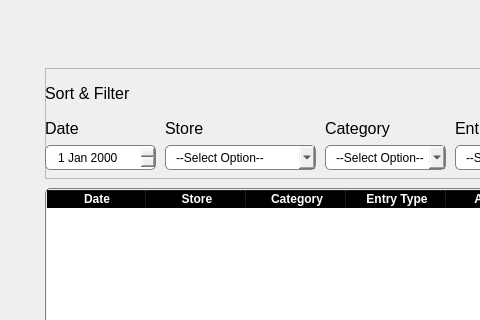
Before: the Qt Designer form welcomescreen.ui in j-bloom/BudgetBuddy, drawn with Qt 5; both pictures show x 205 to 685 and y 102 to 422 of the 1135 by 803 pixel window.
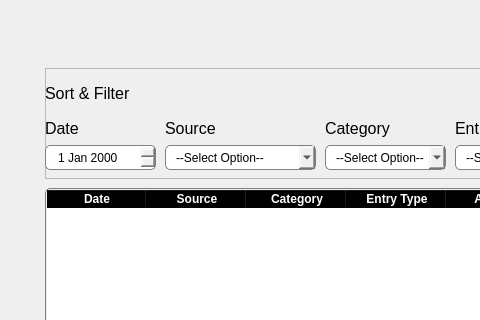
After: the same form once the commit is applied.

Commit message: change store_name to source

The edit to the form file:
```diff
--- a/welcomescreen.ui
+++ b/welcomescreen.ui
@@ -105,7 +105,7 @@
    </column>
    <column>
     <property name="text">
-     <string>Store</string>
+     <string>Source</string>
     </property>
     <property name="font">
      <font>
@@ -336,7 +336,7 @@
         </font>
        </property>
        <property name="text">
-        <string>Store</string>
+        <string>Source</string>
        </property>
       </widget>
      </item>
```
Left out of the diff: 6 changed lines with no effect on the pictures. The commit also changes 6 other files.
